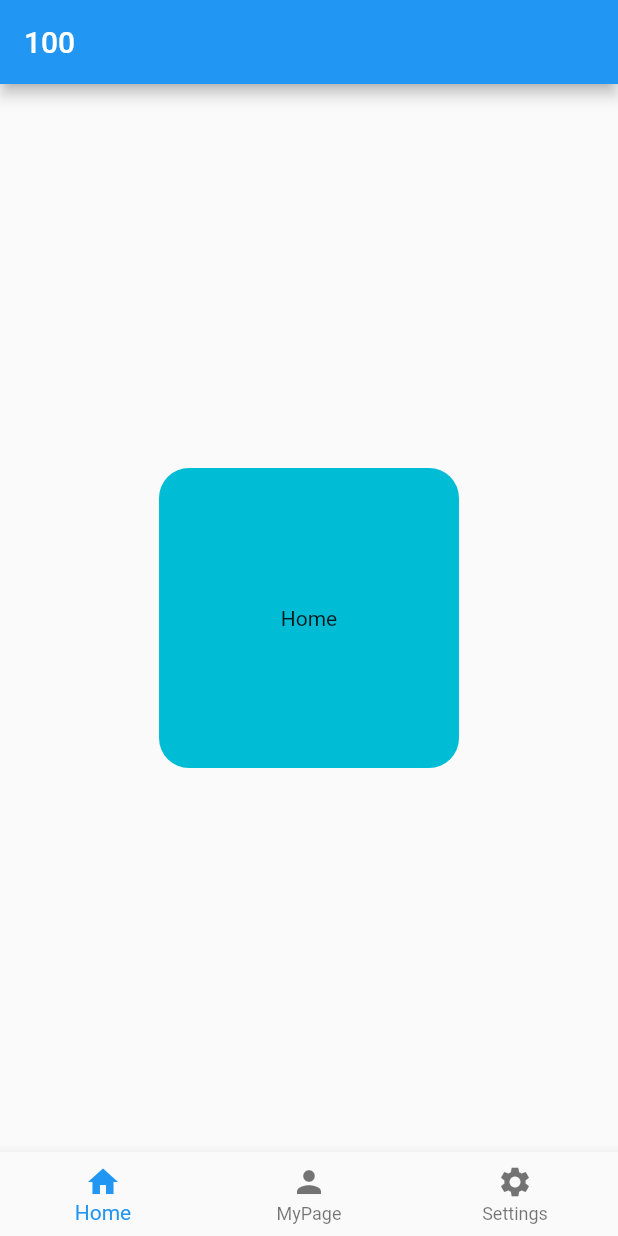
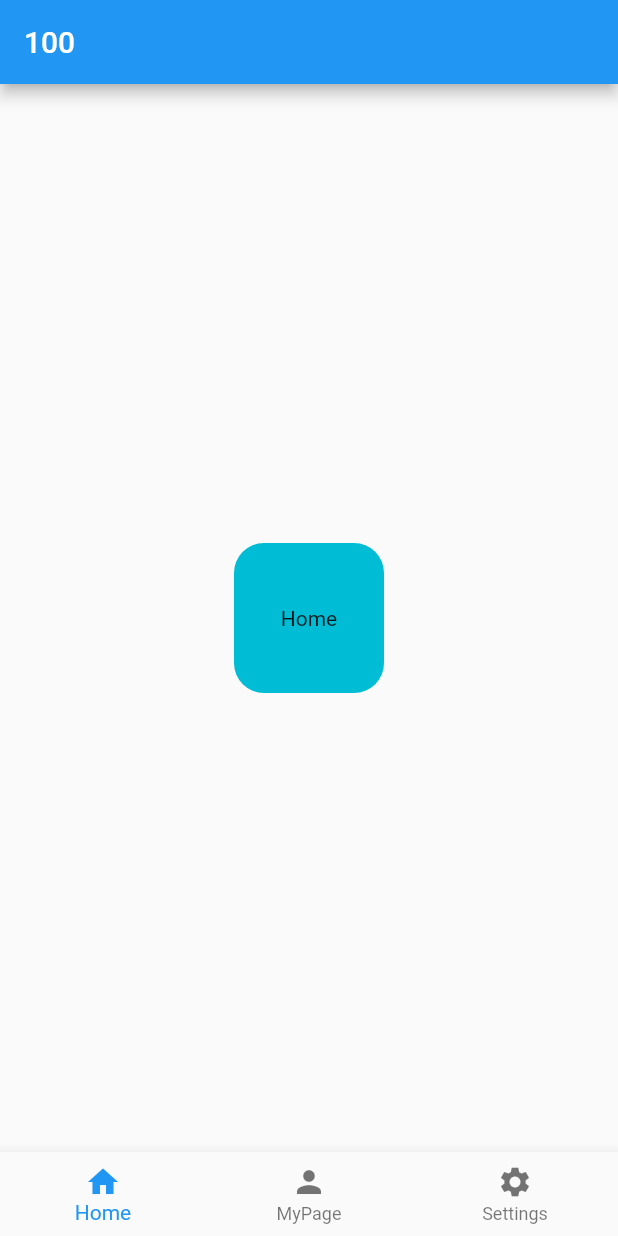
Before and after one commit to SI-Monxy/100, a Flutter app: the screen it shows after launch, on a phone screen of 412 x 824 dp. Run offline on Flutter 3.47's test engine with Material 2 defaults, Android fonts, the phone set to English and light mode, and no system bars.

Commit message:
modify home page

```diff
--- a/lib/main.dart
+++ b/lib/main.dart
@@ -3,7 +3,7 @@ import 'package:flutter/material.dart';
 void main() => runApp(MyApp());
 
 class MyApp extends StatelessWidget {
-  static const String _title = 'Flutter Code Sample';
+  static const String _title = '100';
 
   @override
   Widget build(BuildContext context) {
@@ -26,9 +26,15 @@ class _HomePageState extends State<HomePage> {
   // 表示する Widget の一覧
   static List<Widget> _pageList = [
     CustomPage(pannelColor: Colors.cyan, title: 'Home'),
-    CustomPage(pannelColor: Colors.green, title: 'Settings'),
-    CustomPage(pannelColor: Colors.pink, title: 'Search')
+    CustomPage(pannelColor: Colors.green, title: 'MyPage'),
+    CustomPage(pannelColor: Colors.pink, title: 'Settings')
   ];
+
+  void _onItemTapped(int index) {
+    setState(() {
+      _selectedIndex = index;
+    });
+  }
 
   @override
   Widget build(BuildContext context) {
@@ -53,11 +59,12 @@ class _HomePageState extends State<HomePage> {
           ),
         ],
         currentIndex: _selectedIndex,
-
+        onTap: _onItemTapped,
       ),
     );
   }
 }
+
 
 class CustomPage extends StatelessWidget {
   final Color pannelColor;
@@ -71,8 +78,8 @@ class CustomPage extends StatelessWidget {
     return Container(
       child: Center(
         child: Container(
-          width: 200,
-          height: 200,
+          width: 100,
+          height: 100,
           decoration: BoxDecoration(
               color: pannelColor,
               borderRadius: BorderRadius.all(Radius.circular(20.0))),
```
